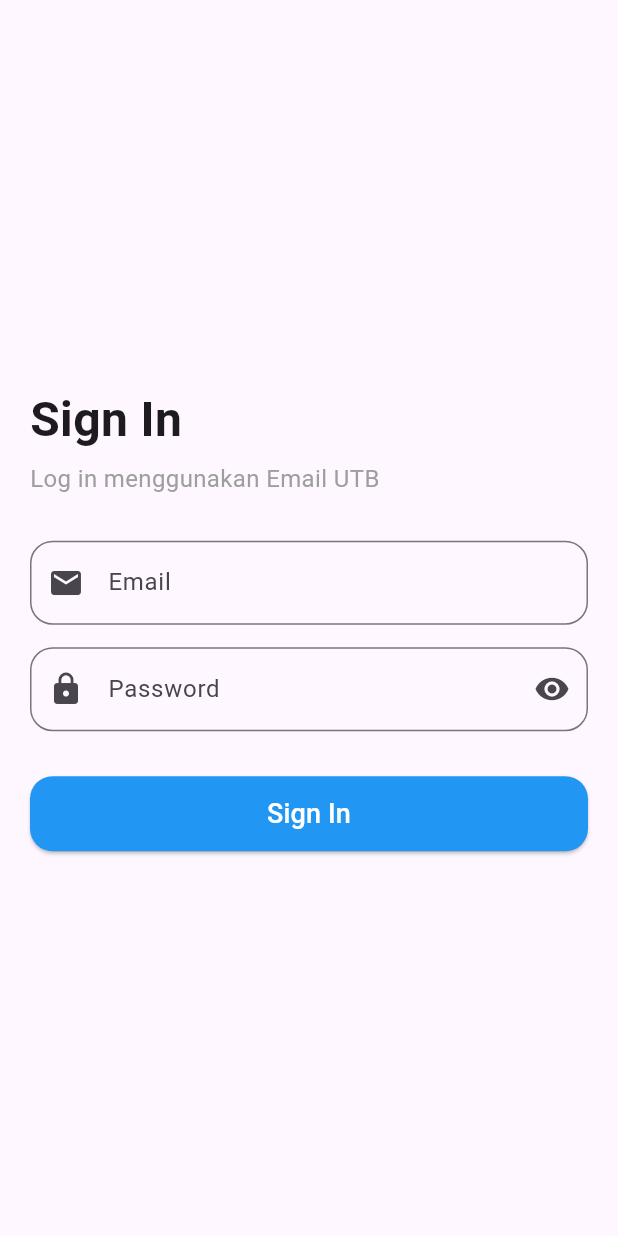
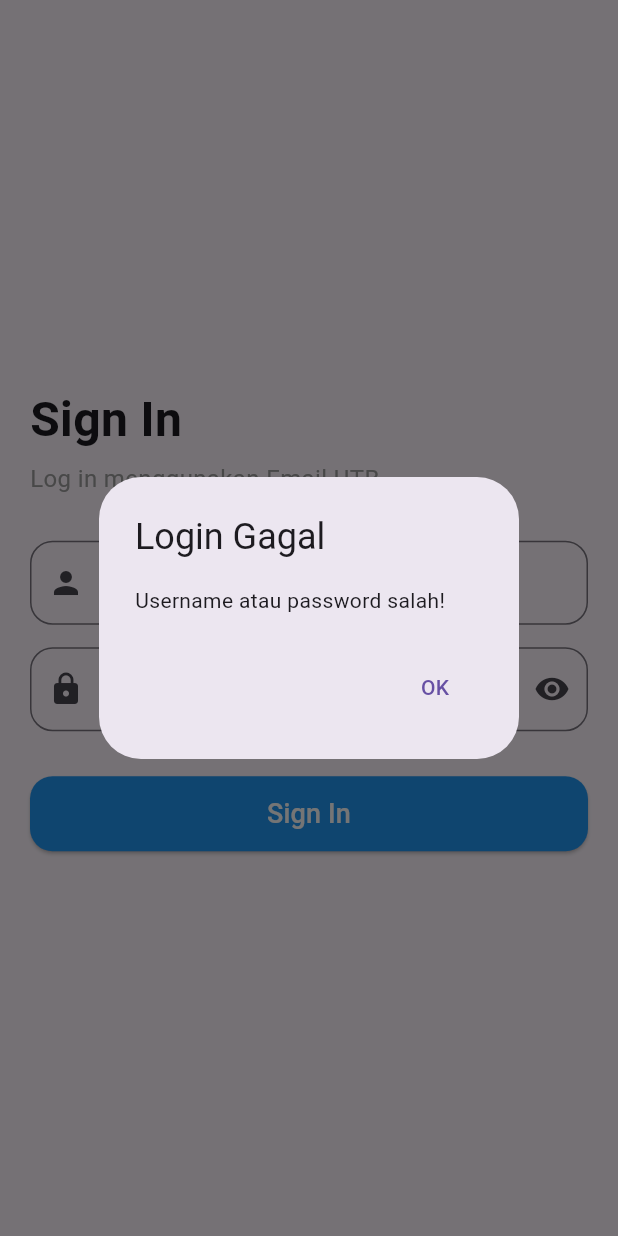
Before and after one commit to hans129/Mobile-UTB, a Flutter app: the screen it shows after launch, after a tap on "Sign In", on a phone screen of 412 x 824 dp. Run offline on Flutter 3.47's test engine with Material 3 defaults, Android fonts, the phone set to English and light mode, and no system bars.

Commit message:
tah revisi kabeh any

```diff
--- a/lib/screen/login_page.dart
+++ b/lib/screen/login_page.dart
@@ -1,4 +1,5 @@
 import 'package:flutter/material.dart';
+import 'dashboard.dart'; // Import Dashboard
 
 class LoginPage extends StatefulWidget {
   const LoginPage({super.key});
@@ -9,13 +10,53 @@ class LoginPage extends StatefulWidget {
 
 class _LoginPageState extends State<LoginPage> {
   bool _isObscure = true; // Untuk mengontrol visibilitas password
+  final TextEditingController _usernameController = TextEditingController();
+  final TextEditingController _passwordController = TextEditingController();
+
+  void _login() {
+  String username = _usernameController.text;
+  String password = _passwordController.text;
+
+  if (username == "admin" && password == "123456") {
+    // Pindah ke Dashboard jika login sukses
+    Navigator.pushReplacement(
+      context,
+     MaterialPageRoute(builder: (context) => DashboardPage()),
+    );
+  } else {
+    // Tampilkan pop-up alert jika login gagal
+    _showErrorDialog();
+  }
+}
+
+// Fungsi untuk menampilkan pop-up alert
+void _showErrorDialog() {
+  showDialog(
+    context: context,
+    builder: (BuildContext context) {
+      return AlertDialog(
+        title: const Text("Login Gagal"),
+        content: const Text("Username atau password salah! "),
+        actions: [
+          TextButton(
+            onPressed: () {
+              Navigator.of(context).pop(); // Tutup dialog
+            },
+            child: const Text("OK"),
+          ),
+        ],
+      );
+    },
+  );
+}
+
 
   @override
   Widget build(BuildContext context) {
     return Scaffold(
       body: Padding(
         padding: const EdgeInsets.symmetric(horizontal: 20),
-        child: Column(
+      child: Column(
           mainAxisAlignment: MainAxisAlignment.center,
           crossAxisAlignment: CrossAxisAlignment.start,
           children: [
@@ -30,11 +71,12 @@ class _LoginPageState extends State<LoginPage> {
             ),
             const SizedBox(height: 30),
 
-            // Input Email
+            // Input Username
             TextField(
+              controller: _usernameController,
               decoration: InputDecoration(
-                labelText: 'Email',
-                prefixIcon: const Icon(Icons.email),
+                labelText: 'Username',
+                prefixIcon: const Icon(Icons.person),
                 border: OutlineInputBorder(
                   borderRadius: BorderRadius.circular(15),
                 ),
@@ -44,6 +86,7 @@ class _LoginPageState extends State<LoginPage> {
 
             // Input Password dengan Toggle Visibility
             TextField(
+              controller: _passwordController,
               obscureText: _isObscure,
               decoration: InputDecoration(
                 labelText: 'Password',
@@ -52,7 +95,7 @@ class _LoginPageState extends State<LoginPage> {
                   icon: Icon(_isObscure ? Icons.visibility : Icons.visibility_off),
                   onPressed: () {
                     setState(() {
-                      _isObscure = !_isObscure; // Toggle visibility
+                      _isObscure = !_isObscure;
                     });
                   },
                 ),
@@ -68,11 +111,9 @@ class _LoginPageState extends State<LoginPage> {
               width: double.infinity,
               height: 50,
               child: ElevatedButton(
-                onPressed: () {
-                  // Tambahkan aksi login di sini
-                },
+                onPressed: _login,
                 style: ElevatedButton.styleFrom(
-                  backgroundColor: Colors.blue, // Warna tombol
+                  backgroundColor: Colors.blue,
                   shape: RoundedRectangleBorder(
                     borderRadius: BorderRadius.circular(15),
                   ),
--- a/pubspec.yaml
+++ b/pubspec.yaml
@@ -34,6 +34,7 @@ dependencies:
   # The following adds the Cupertino Icons font to your application.
   # Use with the CupertinoIcons class for iOS style icons.
   cupertino_icons: ^1.0.8
+  flutter_launcher_icons: ^0.14.3
 
 dev_dependencies:
   flutter_test:
@@ -67,6 +68,8 @@ flutter:
 
   assets:
     - assets/logo.png
+    - assets/kampusutb.jpg
+    - assets/suwandi.jpg
   # To add assets to your application, add an assets section, like this:
   # assets:
   #   - images/a_dot_burr.jpeg
```
Also changed, not shown: flutter_launcher_icons.yaml (added, +20 -0 lines), lib/screen/dashboard.dart (added, +230 -0 lines), assets/kampusutb.jpg (added), assets/suwandi.jpg (added), pubspec.lock, 48 other files.
